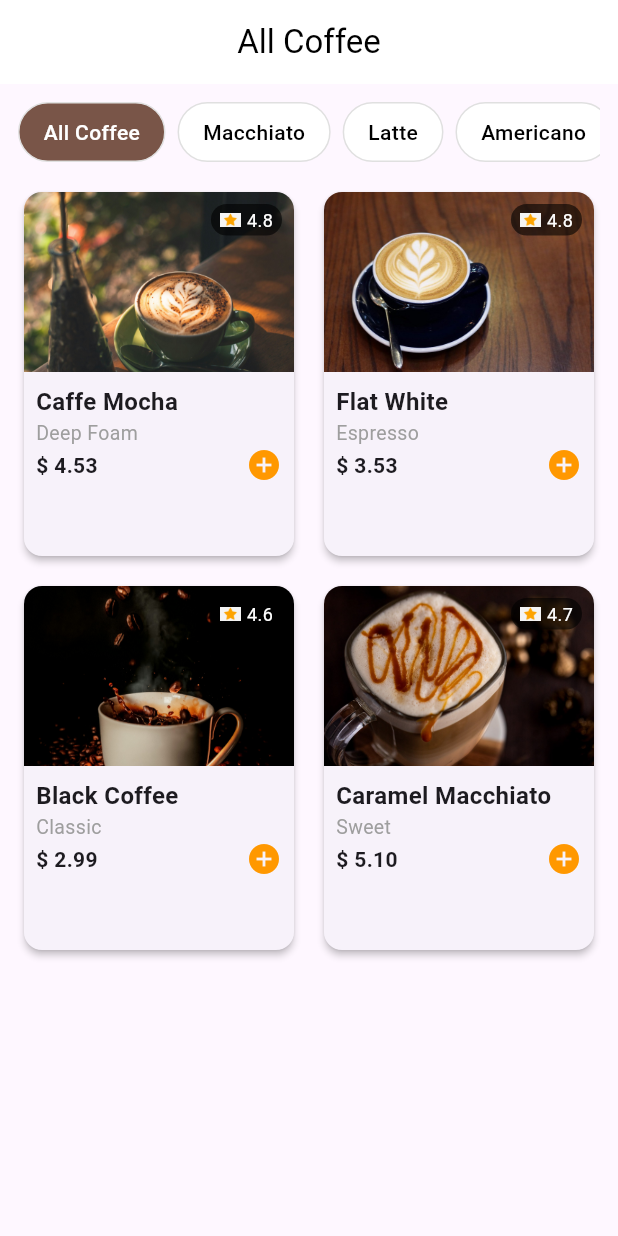
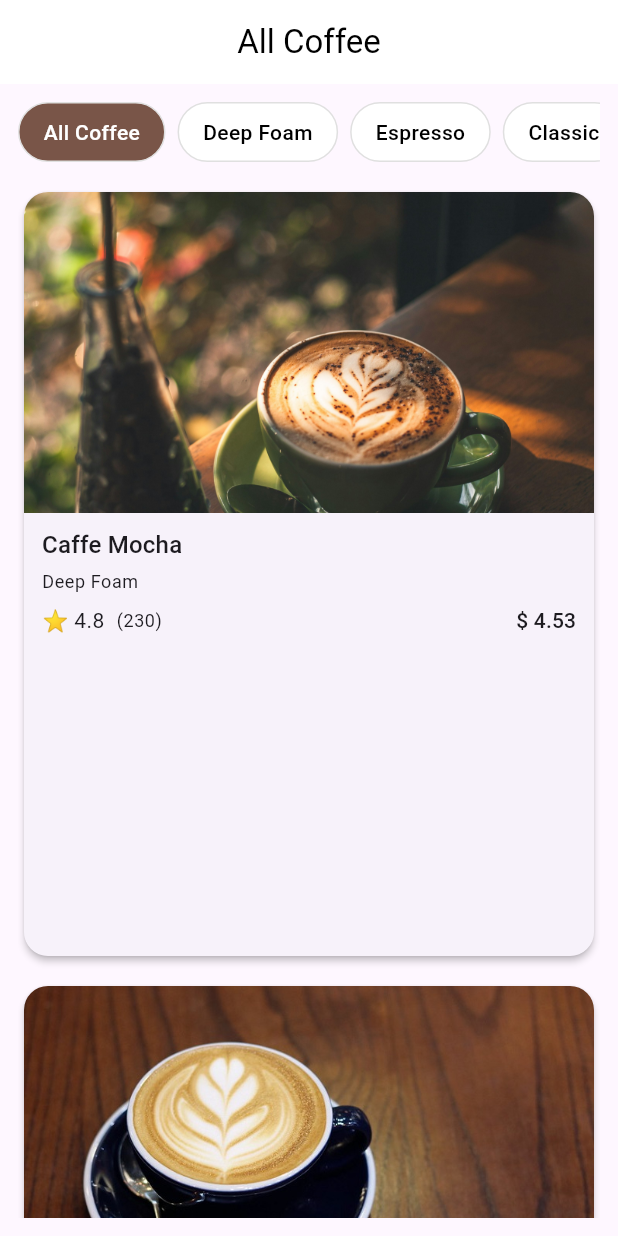
Before and after one commit to ucuypa/login_page, a Flutter app: the screen it shows after launch, on a phone screen of 412 x 824 dp. Run offline on Flutter 3.47's test engine with Material 3 defaults, Android fonts, the phone set to English and light mode, and no system bars; our stand-ins replace firebase_auth, firebase_core; accounts and stored records are empty.

Commit message:
responsive

```diff
--- a/lib/data/coffee_data.dart
+++ b/lib/data/coffee_data.dart
@@ -3,13 +3,13 @@ import '../models/coffee.dart';
 final List<Coffee> coffees = [
   Coffee(
     name: "Caffe Mocha",
-    type: "Deep Foam",
+    type: "Deep Foam", // ← ini yang dipakai untuk filter
     image: "assets/image/coffee.jpg",
     price: 4.53,
     rating: 4.8,
     reviews: 230,
     description:
-        "A cappuccino is an approximately 150 ml (5 oz) beverage, with 25 ml of espresso coffee and 85 ml of fresh milk foam.",
+    "A cappuccino is an approximately 150 ml (5 oz) beverage, with 25 ml of espresso coffee and 85 ml of fresh milk foam.",
   ),
   Coffee(
     name: "Flat White",
@@ -19,7 +19,7 @@ final List<Coffee> coffees = [
     rating: 4.8,
     reviews: 180,
     description:
-        "A flat white is a coffee drink consisting of espresso with microfoam (steamed milk with small, fine bubbles).",
+    "A flat white is a coffee drink consisting of espresso with microfoam (steamed milk with small, fine bubbles).",
   ),
   Coffee(
     name: "Black Coffee",
@@ -32,12 +32,12 @@ final List<Coffee> coffees = [
   ),
   Coffee(
     name: "Caramel Macchiato",
-    type: "Sweet",
+    type: "Macchiato",
     image: "assets/image/caramelmachiato.jpg",
     price: 5.10,
     rating: 4.7,
     reviews: 200,
     description:
-        "A caramel macchiato is made with vanilla syrup, steamed milk, espresso and caramel sauce.",
+    "A caramel macchiato is made with vanilla syrup, steamed milk, espresso and caramel sauce.",
   ),
 ];
--- a/lib/screens/coffee_detail_screen.dart
+++ b/lib/screens/coffee_detail_screen.dart
@@ -27,24 +27,25 @@ class _CoffeeDetailScreenState extends State<CoffeeDetailScreen> {
         foregroundColor: Colors.black,
         elevation: 0,
       ),
-      body: SingleChildScrollView(
-        padding: const EdgeInsets.all(16),
-        child: Column(
-          crossAxisAlignment: CrossAxisAlignment.start,
-          children: [
-            ClipRRect(
+      body: LayoutBuilder(
+        builder: (context, constraints) {
+          final bool isWide = constraints.maxWidth > 700; // breakpoint responsif
+
+          final imageWidget = ClipRRect(
             borderRadius: BorderRadius.circular(16),
             child: Image.asset(
               widget.coffee.image,
               fit: BoxFit.cover,
               width: double.infinity,
-                height: 200,
+              height: isWide ? 300 : 200,
             ),
-            ),
-            const SizedBox(height: 16),
+          );
+
+          final detailWidget = Column(
+            crossAxisAlignment: CrossAxisAlignment.start,
+            children: [
               Text(widget.coffee.name,
-                style:
-                    const TextStyle(fontSize: 22, fontWeight: FontWeight.bold)),
+                  style: const TextStyle(fontSize: 22, fontWeight: FontWeight.bold)),
               const SizedBox(height: 4),
               Row(
                 children: [
@@ -75,8 +76,7 @@ class _CoffeeDetailScreenState extends State<CoffeeDetailScreen> {
                     },
                     child: Container(
                       margin: const EdgeInsets.only(right: 12),
-                    padding:
-                        const EdgeInsets.symmetric(vertical: 8, horizontal: 20),
+                      padding: const EdgeInsets.symmetric(vertical: 8, horizontal: 20),
                       decoration: BoxDecoration(
                         borderRadius: BorderRadius.circular(12),
                         border: Border.all(
@@ -108,13 +108,36 @@ class _CoffeeDetailScreenState extends State<CoffeeDetailScreen> {
                         shape: RoundedRectangleBorder(
                             borderRadius: BorderRadius.circular(12))),
                     child: const Text("Buy Now",
-                      style:
-                          TextStyle(fontSize: 16, fontWeight: FontWeight.bold)),
+                        style: TextStyle(
+                            fontSize: 16, fontWeight: FontWeight.bold)),
                   )
                 ],
               )
             ],
+          );
+
+          // Mobile (Column) vs Desktop (Row)
+          return SingleChildScrollView(
+            padding: const EdgeInsets.all(16),
+            child: isWide
+                ? Row(
+              crossAxisAlignment: CrossAxisAlignment.start,
+              children: [
+                Expanded(flex: 2, child: imageWidget),
+                const SizedBox(width: 24),
+                Expanded(flex: 3, child: detailWidget),
+              ],
+            )
+                : Column(
+              crossAxisAlignment: CrossAxisAlignment.start,
+              children: [
+                imageWidget,
+                const SizedBox(height: 16),
+                detailWidget,
+              ],
             ),
+          );
+        },
       ),
     );
   }
--- a/lib/screens/coffee_list_screen.dart
+++ b/lib/screens/coffee_list_screen.dart
@@ -2,6 +2,7 @@ import 'package:flutter/material.dart';
 import '../data/coffee_data.dart';
 import '../widgets/coffee_card.dart';
 import '../widgets/category_filter.dart';
+import 'coffee_detail_screen.dart'; // pastikan nama file & class benar
 
 class CoffeeListScreen extends StatefulWidget {
   const CoffeeListScreen({super.key});
@@ -12,54 +13,73 @@ class CoffeeListScreen extends StatefulWidget {
 
 class _CoffeeListScreenState extends State<CoffeeListScreen> {
   String selectedCategory = "All Coffee";
-  final categories = ["All Coffee", "Macchiato", "Latte", "Americano"];
 
   @override
   Widget build(BuildContext context) {
+    final dynamicCategories = <String>{"All Coffee", ...coffees.map((c) => c.type)}.toList();
+
     final filteredCoffees = selectedCategory == "All Coffee"
         ? coffees
-        : coffees.where((c) => c.category == selectedCategory).toList();
+        : coffees.where((c) => c.type == selectedCategory).toList();
 
     return Scaffold(
       appBar: AppBar(
-        title: const Text("All Coffee"),
+        title: Text(selectedCategory == "All Coffee" ? "All Coffee" : selectedCategory),
         centerTitle: true,
         backgroundColor: Colors.white,
         foregroundColor: Colors.black,
         elevation: 0,
       ),
-      body: Padding(
-        padding: const EdgeInsets.all(12.0),
+      body: LayoutBuilder(
+        builder: (context, constraints) {
+          final w = constraints.maxWidth;
+          final crossAxisCount = w >= 1000 ? 4 : w >= 800 ? 3 : w >= 600 ? 2 : 1;
+          final childAspectRatio = crossAxisCount == 1 ? 3 / 4 : 2 / 3;
+
+          return Padding(
+            padding: const EdgeInsets.all(12),
             child: Column(
               children: [
-            // Filter kategori di atas
                 CategoryFilter(
-              categories: categories,
+                  categories: dynamicCategories,
                   selectedCategory: selectedCategory,
-              onSelected: (category) {
-                setState(() {
-                  selectedCategory = category;
-                });
-              },
+                  onSelected: (category) => setState(() => selectedCategory = category),
                 ),
                 const SizedBox(height: 16),
-            // Grid daftar coffee
                 Expanded(
                   child: GridView.builder(
                     itemCount: filteredCoffees.length,
-                gridDelegate: const SliverGridDelegateWithFixedCrossAxisCount(
-                  crossAxisCount: 2,
-                  childAspectRatio: 0.75,
+                    gridDelegate: SliverGridDelegateWithFixedCrossAxisCount(
+                      crossAxisCount: crossAxisCount,
+                      childAspectRatio: childAspectRatio,
                       crossAxisSpacing: 12,
                       mainAxisSpacing: 12,
                     ),
                     itemBuilder: (context, index) {
-                  return CoffeeCard(coffee: filteredCoffees[index]);
+                      final item = filteredCoffees[index];
+                      return CoffeeCard(
+                        coffee: item,
+                        onTap: () {
+                          // indikator: pastikan tap tertembak
+                          ScaffoldMessenger.of(context).showSnackBar(
+                            SnackBar(content: Text('Opening: ${item.name}')),
+                          );
+                          // navigasi ke detail (samakan nama class/param dengan file temanmu)
+                          Navigator.push(
+                            context,
+                            MaterialPageRoute(
+                              builder: (_) => CoffeeDetailScreen(coffee: item),
+                            ),
+                          );
+                        },
+                      );
                     },
                   ),
                 ),
               ],
             ),
+          );
+        },
       ),
     );
   }
--- a/lib/widgets/coffee_card.dart
+++ b/lib/widgets/coffee_card.dart
@@ -1,93 +1,56 @@
 import 'package:flutter/material.dart';
 import '../models/coffee.dart';
-import '../screens/coffee_detail_screen.dart';
 
 class CoffeeCard extends StatelessWidget {
   final Coffee coffee;
+  final VoidCallback? onTap;
 
-  const CoffeeCard({super.key, required this.coffee});
+  const CoffeeCard({super.key, required this.coffee, this.onTap});
 
   @override
   Widget build(BuildContext context) {
-    return GestureDetector(
-      onTap: () {
-        Navigator.push(
-          context,
-          MaterialPageRoute(
-            builder: (_) => CoffeeDetailScreen(coffee: coffee),
-          ),
-        );
-      },
-      child: Card(
-        elevation: 2,
-        shape: RoundedRectangleBorder(borderRadius: BorderRadius.circular(12)),
+    return Card(
+      clipBehavior: Clip.antiAlias,
+      elevation: 2,
+      shape: RoundedRectangleBorder(borderRadius: BorderRadius.circular(16)),
+      child: InkWell(
+        onTap: onTap,
         child: Column(
           crossAxisAlignment: CrossAxisAlignment.start,
           children: [
-            Stack(
-              children: [
-                ClipRRect(
-                  borderRadius: const BorderRadius.vertical(top: Radius.circular(12)),
-                  child: Image.asset(
-                    coffee.image,
-                    fit: BoxFit.cover,
-                    height: 120,
-                    width: double.infinity,
-                  ),
-                ),
-                Positioned(
-                  top: 8,
-                  right: 8,
-                  child: Container(
-                    padding: const EdgeInsets.symmetric(horizontal: 6, vertical: 2),
-                    decoration: BoxDecoration(
-                      color: Colors.black.withOpacity(0.6),
-                      borderRadius: BorderRadius.circular(12),
-                    ),
-                    child: Row(
-                      children: [
-                        Image.asset(
-                          "assets/icon/StarRating.png", // pastikan ada di assets
-                          width: 14,
-                          height: 14,
-                        ),
-                        const SizedBox(width: 4),
-                        Text(
-                          coffee.rating.toStringAsFixed(1),
-                          style: const TextStyle(
-                            color: Colors.white,
-                            fontSize: 12,
-                          ),
-                        ),
-                      ],
-                    ),
-                  ),
-                ),
-              ],
+            Hero(
+              tag: 'coffee-hero-${coffee.name}',
+              child: AspectRatio(
+                aspectRatio: 16 / 9,
+                child: Image.asset(coffee.image, fit: BoxFit.cover),
+              ),
             ),
             Padding(
-              padding: const EdgeInsets.all(8.0),
+              padding: const EdgeInsets.fromLTRB(12, 10, 12, 12),
               child: Column(
                 crossAxisAlignment: CrossAxisAlignment.start,
                 children: [
-                  Text(coffee.name,
-                      style: const TextStyle(
-                          fontWeight: FontWeight.bold, fontSize: 16)),
-                  Text(coffee.type,
-                      style: const TextStyle(color: Colors.grey, fontSize: 13)),
+                  Text(coffee.name, style: Theme.of(context).textTheme.titleMedium),
+                  const SizedBox(height: 4),
+                  Text(coffee.type, style: Theme.of(context).textTheme.bodySmall),
+                  const SizedBox(height: 8),
                   Row(
-                    mainAxisAlignment: MainAxisAlignment.spaceBetween,
                     children: [
-                      Text("\$ ${coffee.price.toStringAsFixed(2)}",
-                          style: const TextStyle(
-                              fontWeight: FontWeight.bold, fontSize: 14)),
-                      const Icon(Icons.add_circle,
-                          color: Colors.orange, size: 24),
+                      Text('⭐ ${coffee.rating.toStringAsFixed(1)}'),
+                      const SizedBox(width: 8),
+                      Text('(${coffee.reviews})',
+                          style: Theme.of(context).textTheme.bodySmall),
+                      const Spacer(),
+                      // ⬇️ harga dari coffee_data.dart, format dolar
+                      Text(
+                        '\$ ${coffee.price.toStringAsFixed(2)}',
+                        style: Theme.of(context).textTheme.labelLarge,
+                      ),
                     ],
-                  )
+                  ),
                 ],
               ),
-            )
+            ),
           ],
         ),
       ),
```
Lines whose indentation alone changed are shown as unchanged.
